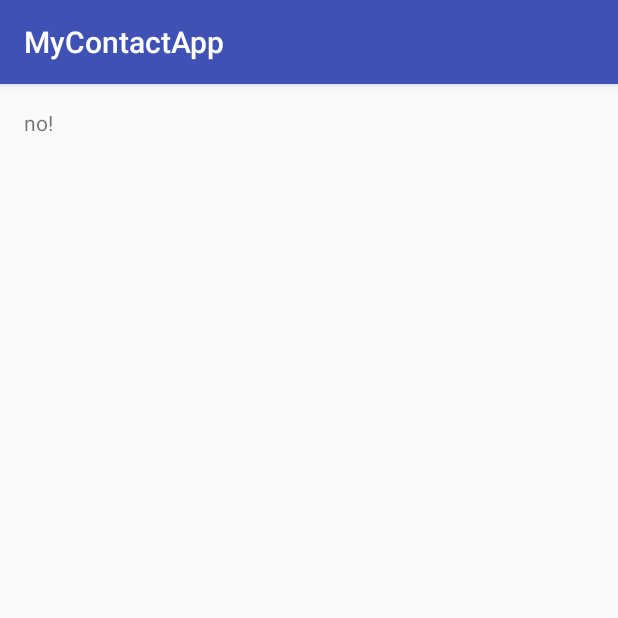
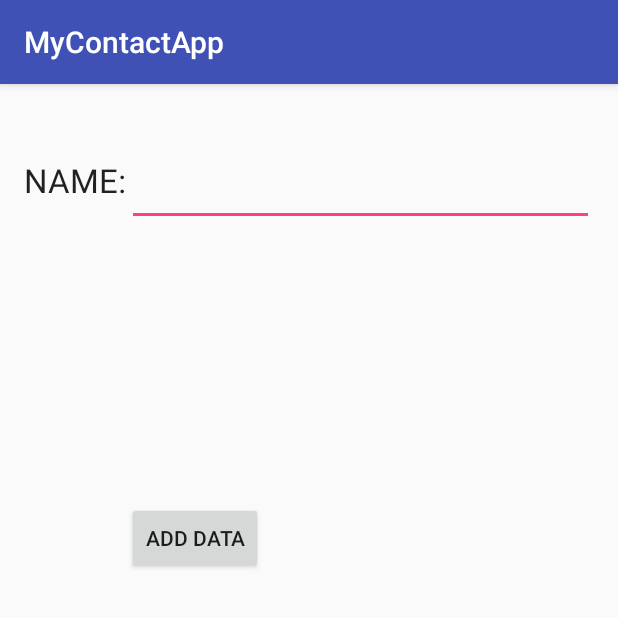
Before and after one commit to alexz648/MyContactApp2017, an Android app: the screen it shows after launch (MainActivity), on a phone screen of 412 x 824 dp, the top half of it. Run offline under Robolectric (Android 15) with nearby library versions, the phone set to English and light mode, and no system bars.

Commit message:
Updated DatabaseHelper and MainActivity to create Database.
Alexander Zhang

Added Name field and "add" button.

```diff
--- /dev/null
+++ b/MyContactApp/app/src/main/java/com/example/zhanga7141/mycontactapp/DatabaseHelper.java
@@ -0,0 +1,33 @@
+package com.example.zhanga7141.mycontactapp;
+import android.content.Context;
+import android.database.sqlite.SQLiteDatabase;
+import android.database.sqlite.SQLiteOpenHelper;
+
+
+/**
+ * Created by zhanga7141 on 5/12/2017.
+ */
+public class DatabaseHelper extends SQLiteOpenHelper {
+
+    public static final String DATABASE_NAME = "Contact.db";
+    public static final String TABLE_NAME = "contact_table";
+    public static final String COL_1 = "ID";
+    public static final String COL_2 = "NAME";
+
+    public DatabaseHelper(Context context) {
+        super(context, DATABASE_NAME, null, 1);
+    }
+
+    @Override
+    public void onCreate(SQLiteDatabase db) {
+        db.execSQL("CREATE TABLE " + TABLE_NAME + " (ID INTEGER PRIMARY KEY AUTOINCREMENT, NAME TEXT)");
+
+    }
+
+    @Override
+    public void onUpgrade(SQLiteDatabase db, int oldVersion, int newVersion) {
+        db.execSQL("DROP TABLE IF EXISTS" + TABLE_NAME);
+        onCreate(db);
+
+    }
+}
--- a/MyContactApp/app/src/main/java/com/example/zhanga7141/mycontactapp/MainActivity.java
+++ b/MyContactApp/app/src/main/java/com/example/zhanga7141/mycontactapp/MainActivity.java
@@ -2,12 +2,20 @@ package com.example.zhanga7141.mycontactapp;
 
 import android.support.v7.app.AppCompatActivity;
 import android.os.Bundle;
+import android.widget.Button;
+import android.widget.EditText;
 
 public class MainActivity extends AppCompatActivity {
+
+    DatabaseHelper myDb;
+    EditText editName;
+    Button btnAddData;
 
     @Override
     protected void onCreate(Bundle savedInstanceState) {
         super.onCreate(savedInstanceState);
         setContentView(R.layout.activity_main);
+
+        myDb = new DatabaseHelper(this);
     }
 }
--- a/MyContactApp/app/src/main/res/layout/activity_main.xml
+++ b/MyContactApp/app/src/main/res/layout/activity_main.xml
@@ -12,5 +12,28 @@
     <TextView
         android:layout_width="wrap_content"
         android:layout_height="wrap_content"
-        android:text="no!" />
+        android:textAppearance="?android:attr/textAppearanceLarge"
+        android:text="NAME:"
+        android:id="@+id/editText_name"
+        android:layout_alignParentTop="true"
+        android:layout_alignParentStart="true"
+        android:layout_marginTop="33dp" />
+
+    <EditText
+        android:layout_width="wrap_content"
+        android:layout_height="wrap_content"
+        android:layout_alignTop="@+id/editText_name"
+        android:layout_alignParentEnd="true"
+        android:layout_toEndOf="@+id/editText_name"
+        android:id="@+id/editText" />
+
+    <Button
+        android:layout_width="wrap_content"
+        android:layout_height="wrap_content"
+        android:text="ADD DATA"
+        android:id="@+id/button"
+        android:layout_below="@+id/editText"
+        android:layout_alignStart="@+id/editText"
+        android:layout_marginTop="184dp" />
+
 </RelativeLayout>
```
